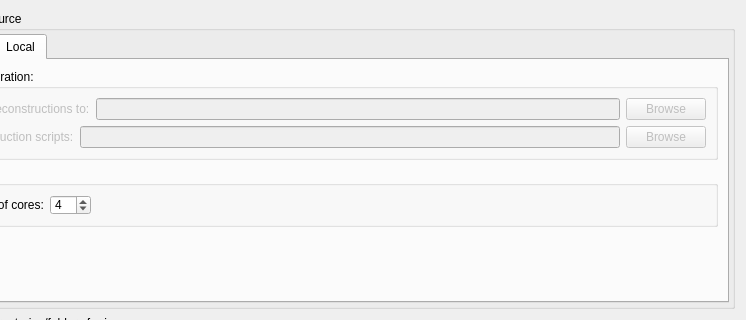
First picture: the form in MantidQt/CustomInterfaces/inc/MantidQtCustomInterfaces/Tomography/TomographyIfaceQtTabSetup.ui, repository mantidproject/mantid, before the edit; both pictures show x 88 to 834 and y 0 to 320 of the 834 by 550 pixel window.
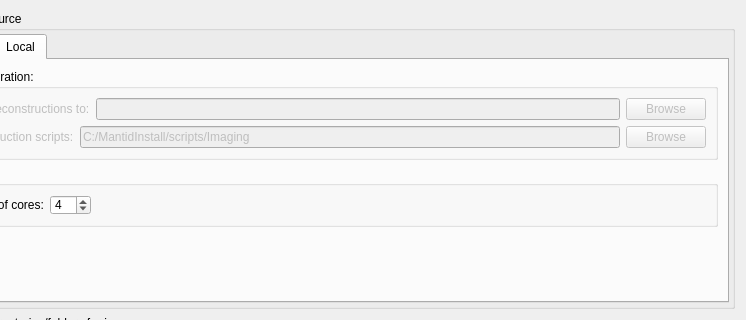
Second picture: the form after the edit. The open tabs and pages were chosen to show the change.

```diff
--- a/MantidQt/CustomInterfaces/inc/MantidQtCustomInterfaces/Tomography/TomographyIfaceQtTabSetup.ui
+++ b/MantidQt/CustomInterfaces/inc/MantidQtCustomInterfaces/Tomography/TomographyIfaceQtTabSetup.ui
@@ -459,6 +459,9 @@
                    <verstretch>0</verstretch>
                   </sizepolicy>
                  </property>
+                 <property name="text">
+                  <string>C:/MantidInstall/scripts/Imaging</string>
+                 </property>
                 </widget>
                </item>
                <item>
```
